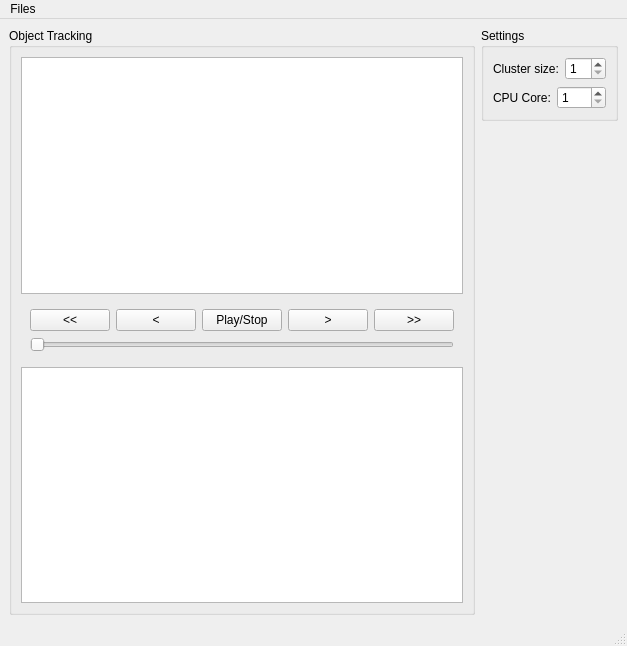
Qt form lib/python/ui/MainWindowBase.ui (UMATracker/UMATracker-Tracker) before a commit.
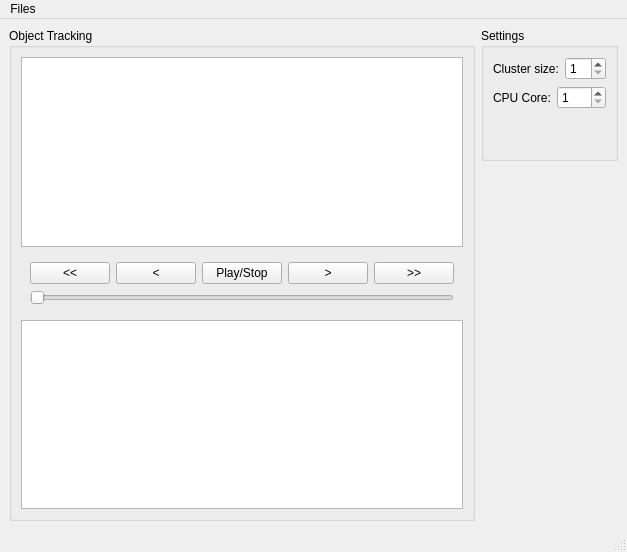
The same form after that commit.

What changed in the file:
```diff
--- a/lib/python/ui/MainWindowBase.ui
+++ b/lib/python/ui/MainWindowBase.ui
@@ -6,8 +6,8 @@
    <rect>
     <x>0</x>
     <y>0</y>
-    <width>565</width>
-    <height>646</height>
+    <width>592</width>
+    <height>552</height>
    </rect>
   </property>
   <property name="windowTitle">
@@ -128,6 +128,12 @@
        </item>
        <item alignment="Qt::AlignLeft|Qt::AlignTop">
         <widget class="QGroupBox" name="groupBox">
+         <property name="sizePolicy">
+          <sizepolicy hsizetype="Fixed" vsizetype="Preferred">
+           <horstretch>0</horstretch>
+           <verstretch>1</verstretch>
+          </sizepolicy>
+         </property>
          <property name="title">
           <string>Settings</string>
          </property>
@@ -168,6 +174,19 @@
             </item>
            </layout>
           </item>
+          <item>
+           <spacer name="verticalSpacer">
+            <property name="orientation">
+             <enum>Qt::Vertical</enum>
+            </property>
+            <property name="sizeHint" stdset="0">
+             <size>
+              <width>20</width>
+              <height>40</height>
+             </size>
+            </property>
+           </spacer>
+          </item>
          </layout>
         </widget>
        </item>
```
Left out of the diff: 14 changed lines with no effect on the pictures.
